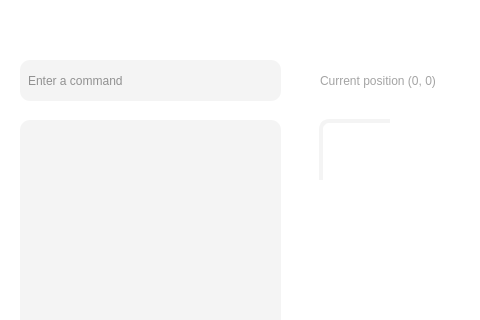
Before: the Qt Designer form ui/mainwindow.ui in Huxyshuu/TurtleGraphics-1, drawn with Qt 5; both pictures show x 0 to 480 and y 0 to 320 of the 780 by 505 pixel window.
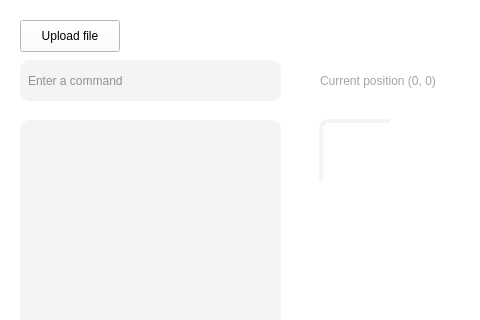
After: the same form once the commit is applied.

Commit message: Uploading txt file feature

The edit to the form file:
```diff
--- a/ui/mainwindow.ui
+++ b/ui/mainwindow.ui
@@ -215,6 +215,19 @@
      <enum>QFrame::Shadow::Raised</enum>
     </property>
    </widget>
+   <widget class="QPushButton" name="pushButton">
+    <property name="geometry">
+     <rect>
+      <x>20</x>
+      <y>20</y>
+      <width>100</width>
+      <height>32</height>
+     </rect>
+    </property>
+    <property name="text">
+     <string>Upload file</string>
+    </property>
+   </widget>
    <zorder>listView</zorder>
    <zorder>lineEdit</zorder>
    <zorder>label</zorder>
```
Left out of the diff: 1 changed line with no effect on the pictures. The commit also changes 2 other files.
